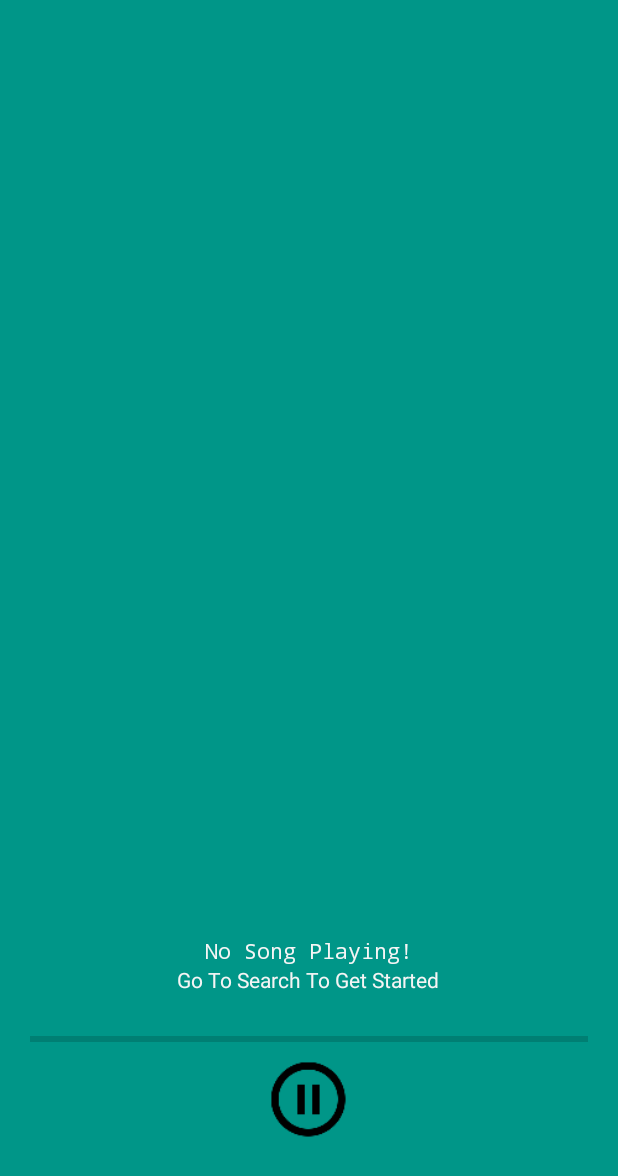
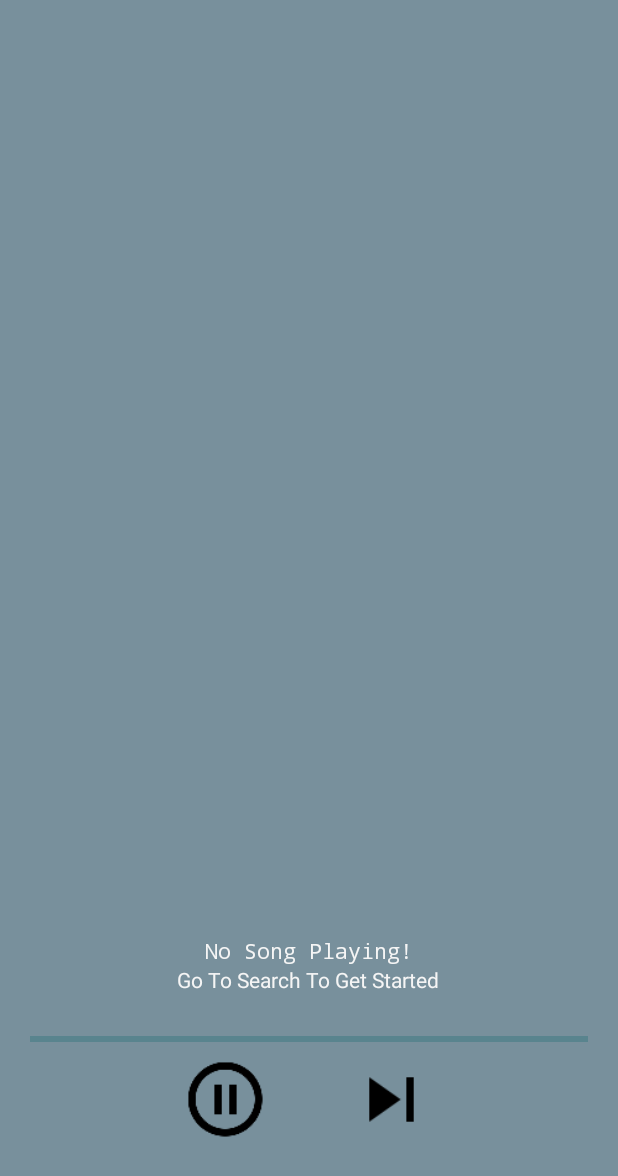
Before and after one commit to IanCostello/Cassette---Spotify-Group-Listening, an Android app: the layout activity_listening.xml on its own in the app's theme, with its tools: preview values and no code run, on a phone screen of 412 x 824 dp. Shown: the top 1176 px of the screen. Run offline under Robolectric (Android 15) with nearby library versions, the phone set to English and light mode, and no system bars.

Commit message:
Presentable Version

```diff
--- a/app/src/main/AndroidManifest.xml
+++ b/app/src/main/AndroidManifest.xml
@@ -26,8 +26,7 @@
             android:theme="@android:style/Theme.Translucent.NoTitleBar" />
         <activity android:name=".SearchActivity"></activity>
         <activity android:name=".ListeningActivity" />
-        <activity android:name=".GroupActivity"
-            android:theme="@android:style/Theme.Dialog">
+        <activity android:name=".GroupActivity">
 
         </activity>
     </application>
--- a/app/src/main/java/thib/apcs/spotifygrouplistening/GroupActivity.java
+++ b/app/src/main/java/thib/apcs/spotifygrouplistening/GroupActivity.java
@@ -33,6 +33,7 @@ public class GroupActivity extends AppCompatActivity {
     protected void onCreate(Bundle savedInstanceState) {
         super.onCreate(savedInstanceState);
         fbServer = FirebaseDatabase.getInstance();
+        setContentView(R.layout.activity_group);
     }
 
     public void onCreateGroup(View view) {
@@ -79,7 +80,7 @@ public class GroupActivity extends AppCompatActivity {
                     Intent intent2 = new Intent(GroupActivity.this, ListeningActivity.class);
                     startActivity(intent2);
                 } else {
-                    Toast.makeText(GroupActivity.this, "Incorrect Password or nonexistent group!",
+                    Toast.makeText(GroupActivity.this, "That Group Doesn't Exist!",
                             Toast.LENGTH_LONG).show();
                 }
             }
--- a/app/src/main/java/thib/apcs/spotifygrouplistening/SongAdapter.java
+++ b/app/src/main/java/thib/apcs/spotifygrouplistening/SongAdapter.java
@@ -6,10 +6,6 @@ import android.view.View;
 import android.view.ViewGroup;
 import android.widget.ArrayAdapter;
 import android.widget.TextView;
-
-import org.w3c.dom.Text;
-
-import java.util.ArrayList;
 
 /**
  * Created by iancostello on 5/10/16.
--- a/app/src/main/java/thib/apcs/spotifygrouplistening/StorageManager.java
+++ b/app/src/main/java/thib/apcs/spotifygrouplistening/StorageManager.java
@@ -9,6 +9,7 @@ public class StorageManager {
     private static Player mainPlayer;
     private static String myGroup = "Menlo"; //TODO implement properly
 
+
     /** Getters and Setters */
     public static void setPlayer(Player musicPlayer) {
         mainPlayer = musicPlayer;
--- a/app/src/main/res/layout/activity_group.xml
+++ b/app/src/main/res/layout/activity_group.xml
@@ -7,6 +7,7 @@
     android:paddingLeft="@dimen/activity_horizontal_margin"
     android:paddingRight="@dimen/activity_horizontal_margin"
     android:paddingTop="@dimen/activity_vertical_margin"
+    android:background="@color/playBackground"
     tools:context=".GroupActivity">
 
     <EditText
@@ -14,6 +15,8 @@
         android:layout_height="wrap_content"
         android:id="@+id/groupName"
         android:hint="Group Name"
+        android:textColor="@color/playColor"
+        android:textColorHint="@color/playColor"
         android:textAlignment="center"
         android:layout_centerHorizontal="true"
         android:layout_marginBottom="73dp"
--- a/app/src/main/res/layout/activity_listening.xml
+++ b/app/src/main/res/layout/activity_listening.xml
@@ -51,7 +51,8 @@
             android:layout_marginLeft="20dp"
             android:layout_marginRight="20dp"
             android:layout_below="@+id/playerArtist"
-            android:layout_centerHorizontal="true" />
+            android:layout_centerHorizontal="true"
+            android:progressBackgroundTint="@color/progessColor"/>
 
         <ImageView
             android:layout_width="70dp"
@@ -60,9 +61,21 @@
             android:src="@drawable/ic_pause_circle_outline_black_48dp"
             android:padding="5dp"
             android:layout_marginRight="5dp"
+            android:layout_marginLeft="115dp"
             android:onClick="playButtonClicked"
             android:layout_below="@+id/songProgress"
-            android:layout_centerHorizontal="true" />
+            android:layout_alignParentStart="true" />
+
+        <ImageView
+            android:layout_width="70dp"
+            android:layout_height="70dp"
+            android:id="@+id/imageView"
+            android:src="@drawable/ic_skip_next_black_48dp"
+            android:padding="5dp"
+            android:layout_marginLeft="35dp"
+            android:onClick="onSkip"
+            android:layout_alignTop="@+id/playButton"
+            android:layout_toEndOf="@+id/playButton" />
 
 
     </RelativeLayout>
--- a/app/src/main/res/layout/activity_search.xml
+++ b/app/src/main/res/layout/activity_search.xml
@@ -7,6 +7,7 @@
     android:paddingLeft="@dimen/activity_horizontal_margin"
     android:paddingRight="@dimen/activity_horizontal_margin"
     android:paddingTop="@dimen/activity_vertical_margin"
+    android:background="@color/playBackground"
     tools:context="thib.apcs.spotifygrouplistening.SearchActivity">
 
     <ListView
--- a/app/src/main/res/layout/search_result.xml
+++ b/app/src/main/res/layout/search_result.xml
@@ -1,7 +1,8 @@
 <?xml version="1.0" encoding="utf-8"?>
 <RelativeLayout xmlns:android="http://schemas.android.com/apk/res/android"
     android:orientation="vertical" android:layout_width="match_parent"
-    android:layout_height="match_parent">
+    android:layout_height="match_parent"
+    android:background="@color/playBackground">
 
     <ImageView
         android:layout_width="wrap_content"
@@ -13,6 +14,7 @@
         android:layout_width="wrap_content"
         android:layout_height="wrap_content"
         android:textAppearance="?android:attr/textAppearanceMedium"
+        android:textColor="@color/playColor"
         android:text="@string/defaultSongTitle"
         android:id="@+id/songTitle"
         android:layout_alignParentTop="true"/>
@@ -21,6 +23,7 @@
         android:layout_width="wrap_content"
         android:layout_height="wrap_content"
         android:textAppearance="?android:attr/textAppearanceSmall"
+        android:textColor="@color/playColor"
         android:text="Small Text"
         android:id="@+id/textView2"
         android:layout_below="@+id/songTitle"
--- a/app/src/main/res/menu/listening_activity.xml
+++ b/app/src/main/res/menu/listening_activity.xml
@@ -12,4 +12,6 @@
     <item android:id="@+id/action_settings"
         android:title="Settings"
         app:showAsAction="never"/>
+
+
 </menu>
--- a/app/src/main/res/values/colors.xml
+++ b/app/src/main/res/values/colors.xml
@@ -4,7 +4,8 @@
     <color name="colorPrimaryDark">#2E7D32</color>
     <color name="colorAccent">#E8F5E9</color>
     <color name="loginButton">#607d8b</color>
-    <color name="playBackground">#009688</color>
+    <color name="progessColor">#006064</color>
+    <color name="playBackground">#78909c</color>
     <color name="loginBackground">#2E7D32</color>
     <color name="loginText">#37474f</color>
     <color name="playColor">#f5f5f5</color>
```
Also changed, not shown: app/src/main/java/thib/apcs/spotifygrouplistening/ListeningActivity.java (+81 -16 lines), app/src/main/java/thib/apcs/spotifygrouplistening/SearchActivity.java (+7 -3 lines), app/src/main/java/thib/apcs/spotifygrouplistening/SpotifyConnect.java (+0 -10 lines), app/src/main/res/drawable-hdpi/ic_skip_next_black_48dp.png (added), app/src/main/res/drawable-mdpi/ic_skip_next_black_48dp.png (added), app/src/main/res/drawable-xhdpi/ic_skip_next_black_48dp.png (added), app/src/main/res/drawable-xxhdpi/ic_skip_next_black_48dp.png (added), app/src/main/res/drawable-xxxhdpi/ic_skip_next_black_48dp.png (added), 1 other file.
